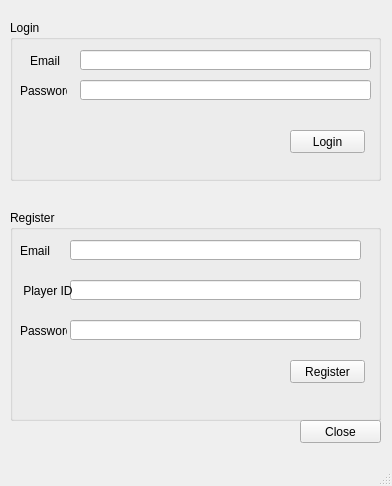
Old version of the form Login.ui in the repository senormaarij/DBS_Project_GameManageSys.
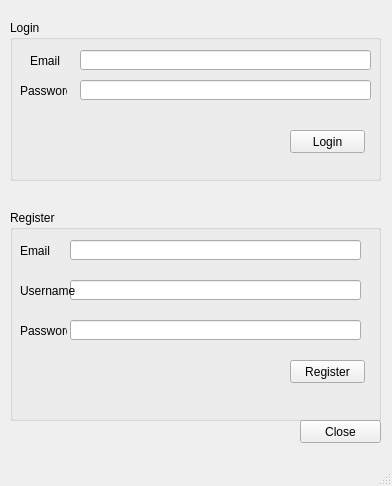
New version of the form.

The edit to the form file:
```diff
--- a/Login.ui
+++ b/Login.ui
@@ -164,7 +164,7 @@
       </rect>
      </property>
      <property name="text">
-      <string> Player ID</string>
+      <string>Username </string>
      </property>
     </widget>
     <widget class="QLabel" name="label_6">
```
Left out of the diff: 2 changed lines with no effect on the pictures.
